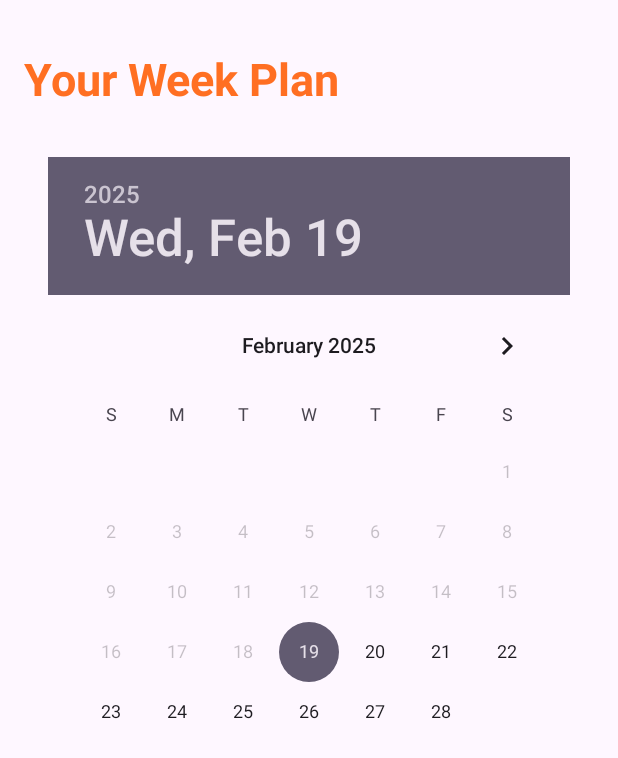
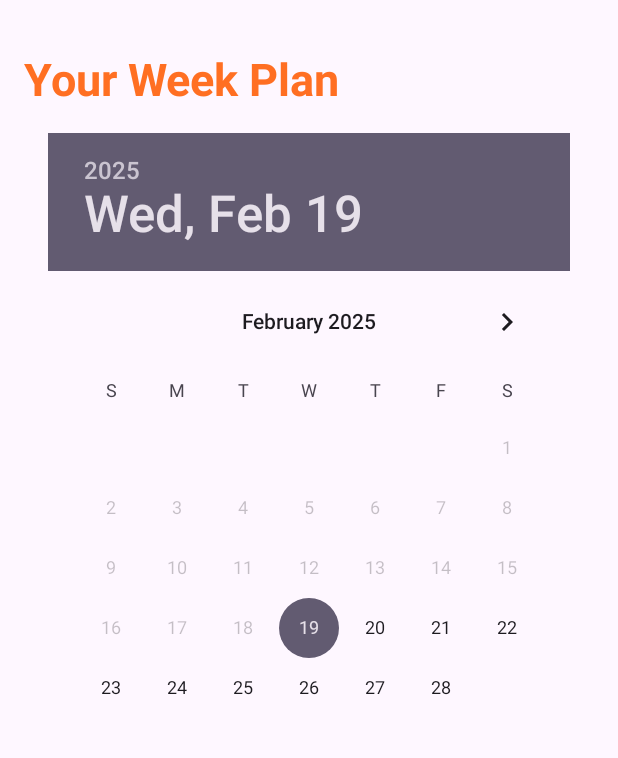
Before and after one commit to AAtia10/Food-Planner-App, an Android app: the PlanFragment screen opened through its navigation route, on a phone screen of 412 x 824 dp. Shown: the top 758 px of the screen. Run offline under Robolectric (Android 15) with nearby library versions, the phone set to English and light mode, and no system bars; our stand-ins replace Firebase (no records; nobody signed in at launch, a user with empty details on screens opened directly), RxJava, navigation-ui; pictures from the network do not load; 2 statements that could not run were skipped.

Commit message:
last modification

```diff
--- a/app/src/main/java/com/example/foodplanningapp/ui/favourite/view/FavouriteFragment.java
+++ b/app/src/main/java/com/example/foodplanningapp/ui/favourite/view/FavouriteFragment.java
@@ -62,12 +62,12 @@ public class FavouriteFragment extends Fragment implements IFavouriteView{
 
             if(Connection.isConnected(requireContext()))
             {
-                favouritePresenter.delete(new StoreMeal("fav",Sharedprefrence.getInstance(requireContext()).getUserId(),"27-11",v));
+                favouritePresenter.delete(new StoreMeal("fav",Sharedprefrence.getInstance(requireContext()).getUserId(),"date",v));
                 dailyMealAdapter.deleteMeal(v);
             }
             else
             {
-                Toast.makeText(requireContext(), "No Internet", Toast.LENGTH_SHORT).show();
+                Snackbar.make(requireView(), "Please Check your Internet Connection", Snackbar.LENGTH_SHORT).show();
 
             }
 
--- a/app/src/main/java/com/example/foodplanningapp/ui/plan/view/PlanFragment.java
+++ b/app/src/main/java/com/example/foodplanningapp/ui/plan/view/PlanFragment.java
@@ -21,6 +21,7 @@ import com.example.foodplanningapp.models.MealDTO;
 import com.example.foodplanningapp.models.Sharedprefrence;
 import com.example.foodplanningapp.models.StoreMeal;
 import com.example.foodplanningapp.ui.plan.presenter.PlanPresenter;
+import com.google.android.material.snackbar.Snackbar;
 
 import java.text.SimpleDateFormat;
 import java.util.ArrayList;
@@ -90,7 +91,7 @@ public class PlanFragment extends Fragment implements IPlanView {
             }
             else
             {
-                Toast.makeText(requireContext(), "No Internet", Toast.LENGTH_SHORT).show();
+                Snackbar.make(requireView(), "Please Check your Internet Connection", Snackbar.LENGTH_SHORT).show();
             }
 
         });
--- a/app/src/main/res/layout/favourite_card.xml
+++ b/app/src/main/res/layout/favourite_card.xml
@@ -3,7 +3,7 @@
     android:layout_width="match_parent"
     xmlns:tools="http://schemas.android.com/tools"
     android:id="@+id/mealcard"
-    android:layout_height="350dp"
+    android:layout_height="300dp"
     xmlns:app="http://schemas.android.com/apk/res-auto"
     app:cardBackgroundColor="@color/orange"
     app:cardElevation="20dp"
--- a/app/src/main/res/layout/fragment_favourite.xml
+++ b/app/src/main/res/layout/fragment_favourite.xml
@@ -4,7 +4,6 @@
     xmlns:app="http://schemas.android.com/apk/res-auto"
     android:id="@+id/frameLayout3"
     android:layout_width="match_parent"
-    android:paddingBottom="100dp"
     android:layout_height="match_parent"
     tools:context=".ui.favourite.view.FavouriteFragment">
 
@@ -25,10 +24,12 @@
     <androidx.recyclerview.widget.RecyclerView
         android:id="@+id/favouriterecycle"
         android:layout_width="wrap_content"
-        android:layout_height="wrap_content"
+        android:layout_height="0dp"
         android:orientation="vertical"
+        android:paddingBottom="100dp"
         app:layout_constraintTop_toBottomOf="@+id/txtmeal"
         android:layout_marginTop="20dp"
+        app:layout_constraintBottom_toBottomOf="parent"
         app:layout_constraintStart_toStartOf="@id/txtmeal"
         app:layoutManager="androidx.recyclerview.widget.LinearLayoutManager"
         tools:listitem="@layout/favourite_card" />
--- a/app/src/main/res/layout/fragment_plan.xml
+++ b/app/src/main/res/layout/fragment_plan.xml
@@ -27,17 +27,16 @@
         app:layout_constraintTop_toBottomOf="@id/txtmeal"
         app:layout_constraintStart_toStartOf="parent"
         app:layout_constraintEnd_toEndOf="parent"
-        android:layout_marginTop="32dp"
-
+        android:layout_marginTop="16dp"
         android:id="@+id/calender"
         />
     <androidx.recyclerview.widget.RecyclerView
         android:id="@+id/planrecycle"
         android:layout_width="wrap_content"
         android:layout_height="wrap_content"
-        android:orientation="vertical"
+        android:orientation="horizontal"
         app:layout_constraintTop_toBottomOf="@+id/calender"
-        android:layout_marginTop="20dp"
+        android:layout_marginTop="8dp"
         app:layout_constraintStart_toStartOf="@id/txtmeal"
         app:layoutManager="androidx.recyclerview.widget.LinearLayoutManager"
         tools:listitem="@layout/favourite_card" />
```
